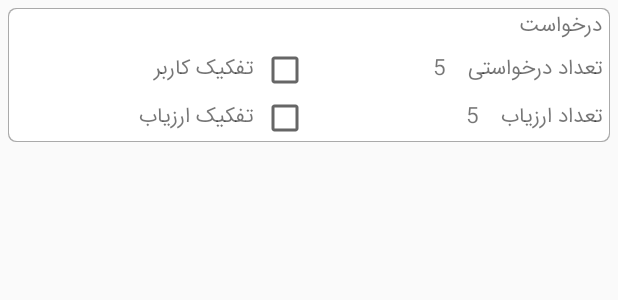
After one commit to yosefi1988/EvaluationApp, an Android app: the layout row_usage_edited.xml on its own in the app's theme, with its tools: preview values and no code run, on a phone screen of 412 x 824 dp. The commit adds this screen. Shown: the top 300 px of the screen. Run offline under Robolectric (Android 15) with nearby library versions, the phone set to English and light mode, and no system bars.

Commit message:
prepare usage list

```diff
--- /dev/null
+++ b/app/src/main/res/layout/row_usage_edited.xml
@@ -0,0 +1,187 @@
+<?xml version="1.0" encoding="utf-8"?>
+<LinearLayout
+    xmlns:android="http://schemas.android.com/apk/res/android"
+    xmlns:app="http://schemas.android.com/apk/res-auto"
+    android:layout_width="match_parent"
+    android:layout_height="wrap_content"
+    android:orientation="vertical"
+    android:background="@drawable/bg_search"
+    android:layout_margin="5dp"
+    android:gravity="right"  >
+
+    <LinearLayout
+        android:layout_width="match_parent"
+        android:layout_height="wrap_content"
+        android:layoutDirection="rtl"
+        android:textDirection="ltr"
+        android:gravity="right"
+        android:orientation="horizontal" >
+
+        <ir.sajjadyosefi.evaluation.classes.wiget.PersianTextView
+            android:layout_width="wrap_content"
+            android:textDirection="rtl"
+            android:layout_gravity="center"
+            android:gravity="start|center"
+            android:layout_marginStart="5dp"
+            android:layout_marginEnd="5dp"
+            android:layout_height="match_parent"
+            android:text="@string/request" />
+
+        <ir.sajjadyosefi.evaluation.classes.wiget.PersianTextView
+            android:id="@+id/textViewUsageDesc"
+            android:layout_width="wrap_content"
+            android:textDirection="rtl"
+            android:layout_gravity="center"
+            android:gravity="start|center"
+            android:layout_marginStart="5dp"
+            android:layout_marginEnd="5dp"
+            android:layout_height="match_parent" />
+
+
+    </LinearLayout>
+
+    <LinearLayout
+        android:layout_width="match_parent"
+        android:layout_height="wrap_content"
+        android:layoutDirection="rtl"
+        android:textDirection="ltr"
+        android:gravity="center"
+        android:orientation="horizontal" >
+
+        <LinearLayout
+            android:layout_width="0dp"
+            android:layout_weight="8"
+            android:layout_height="wrap_content"
+            android:layoutDirection="rtl"
+            android:textDirection="ltr"
+            android:gravity="right"
+            android:orientation="horizontal" >
+
+            <ir.sajjadyosefi.evaluation.classes.wiget.PersianTextView
+                android:layout_width="wrap_content"
+                android:textDirection="rtl"
+                android:layout_gravity="center"
+                android:gravity="start|center"
+                android:layout_marginStart="5dp"
+                android:layout_marginEnd="5dp"
+                android:layout_height="match_parent"
+                android:text="تعداد درخواستی " />
+
+            <ir.sajjadyosefi.evaluation.classes.wiget.PersianTextView
+                android:id="@+id/textViewCount"
+                android:layout_width="wrap_content"
+                android:textDirection="rtl"
+                android:layout_gravity="center"
+                android:gravity="start|center"
+                android:layout_marginStart="5dp"
+                android:layout_marginEnd="5dp"
+                android:layout_height="match_parent"
+                android:text="5" />
+
+        </LinearLayout>
+
+        <LinearLayout
+            android:layout_width="0dp"
+            android:layout_weight="8"
+            android:layout_height="wrap_content"
+            android:layoutDirection="rtl"
+            android:textDirection="ltr"
+            android:gravity="center"
+            android:orientation="horizontal" >
+
+            <CheckBox
+                android:id="@+id/checkBoxNeedSeparationReq"
+                android:layout_width="wrap_content"
+                android:layout_height="wrap_content" />
+
+            <ir.sajjadyosefi.evaluation.classes.wiget.PersianTextView
+                android:layout_width="0dp"
+                android:layout_weight="8"
+                android:textDirection="rtl"
+                android:layout_gravity="center"
+                android:gravity="start|center"
+                android:layout_marginStart="5dp"
+                android:layout_marginEnd="5dp"
+                android:layout_height="match_parent"
+                android:text="تفکیک کاربر" />
+
+
+        </LinearLayout>
+
+
+
+    </LinearLayout>
+    <LinearLayout
+        android:layout_width="match_parent"
+        android:layout_height="wrap_content"
+        android:layoutDirection="rtl"
+        android:textDirection="ltr"
+        android:gravity="center"
+        android:orientation="horizontal" >
+
+        <LinearLayout
+            android:layout_width="0dp"
+            android:layout_weight="8"
+            android:layout_height="wrap_content"
+            android:layoutDirection="rtl"
+            android:textDirection="ltr"
+            android:gravity="right"
+            android:orientation="horizontal" >
+
+            <ir.sajjadyosefi.evaluation.classes.wiget.PersianTextView
+                android:layout_width="wrap_content"
+                android:textDirection="rtl"
+                android:layout_gravity="center"
+                android:gravity="start|center"
+                android:layout_marginStart="5dp"
+                android:layout_marginEnd="5dp"
+                android:layout_height="match_parent"
+                android:text="تعداد ارزیاب " />
+
+            <ir.sajjadyosefi.evaluation.classes.wiget.PersianTextView
+                android:id="@+id/textViewCount2"
+                android:layout_width="wrap_content"
+                android:textDirection="rtl"
+                android:layout_gravity="center"
+                android:gravity="start|center"
+                android:layout_marginStart="5dp"
+                android:layout_marginEnd="5dp"
+                android:layout_height="match_parent"
+                android:text="5" />
+
+        </LinearLayout>
+
+        <LinearLayout
+            android:layout_width="0dp"
+            android:layout_weight="8"
+            android:layout_height="wrap_content"
+            android:layoutDirection="rtl"
+            android:textDirection="ltr"
+            android:gravity="center"
+            android:orientation="horizontal" >
+
+            <CheckBox
+                android:id="@+id/checkBoxNeedSeparationReq2"
+                android:layout_width="wrap_content"
+                android:layout_height="wrap_content" />
+
+            <ir.sajjadyosefi.evaluation.classes.wiget.PersianTextView
+                android:layout_width="0dp"
+                android:layout_weight="8"
+                android:textDirection="rtl"
+                android:layout_gravity="center"
+                android:gravity="start|center"
+                android:layout_marginStart="5dp"
+                android:layout_marginEnd="5dp"
+                android:layout_height="match_parent"
+                android:text="تفکیک ارزیاب" />
+
+
+        </LinearLayout>
+
+
+
+    </LinearLayout>
+
+
+</LinearLayout>
--- a/app/src/main/res/values/strings.xml
+++ b/app/src/main/res/values/strings.xml
@@ -175,4 +175,5 @@
     <string name="edit">ویرایش</string>
     <string name="end_of_file_list">فایل بیشتری وجود ندارد</string>
     <string name="not_any_file">هیچ فایلی وجود ندارد</string>
+    <string name="request">درخواست</string>
 </resources>
```
Also changed, not shown: app/src/main/java/ir/sajjadyosefi/evaluation/activity/business/RequestCountActivity.java (+30 -51 lines), app/src/main/java/ir/sajjadyosefi/evaluation/adapter/EndlessList_Adapter.java (+57 -2 lines), app/src/main/java/ir/sajjadyosefi/evaluation/classes/model/responses/Abfax/UsageListItem.java (+55 -2 lines), app/src/main/java/ir/sajjadyosefi/evaluation/dialog/CustomDialogClass.java (+15 -1 lines), app/src/main/res/layout/custom_dialog.xml (+22 -2 lines), app/src/main/res/layout/dialog_add_subscrib.xml (deleted, +0 -82 lines), app/src/main/res/layout/row_usage.xml (added, +116 -0 lines).
